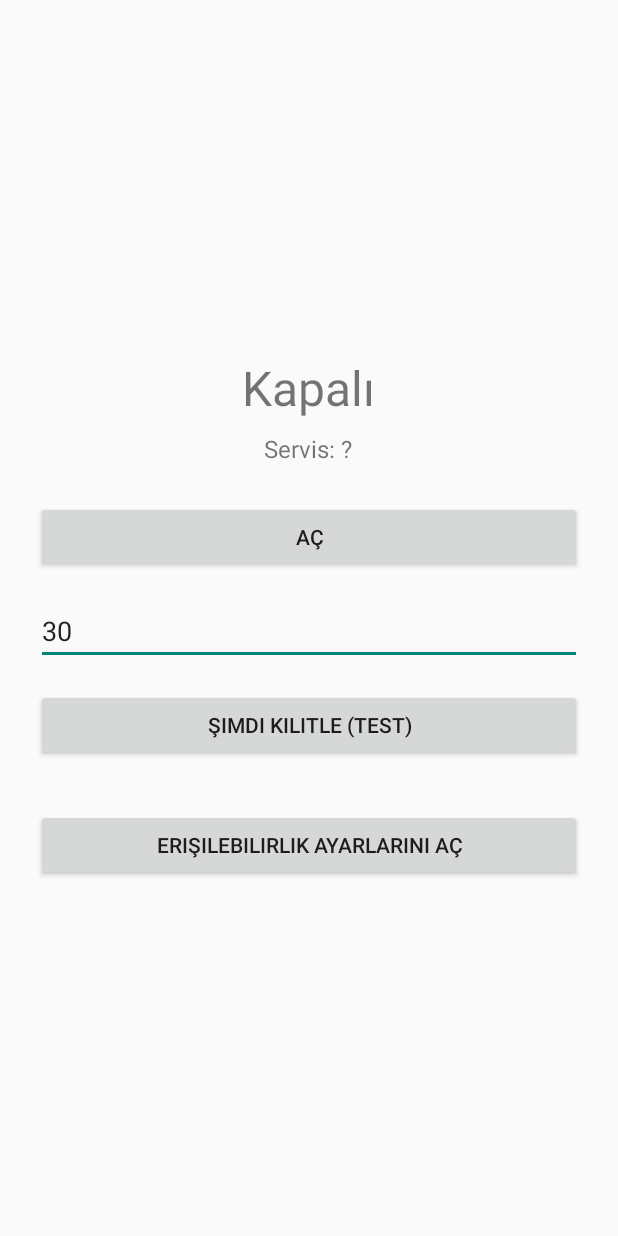
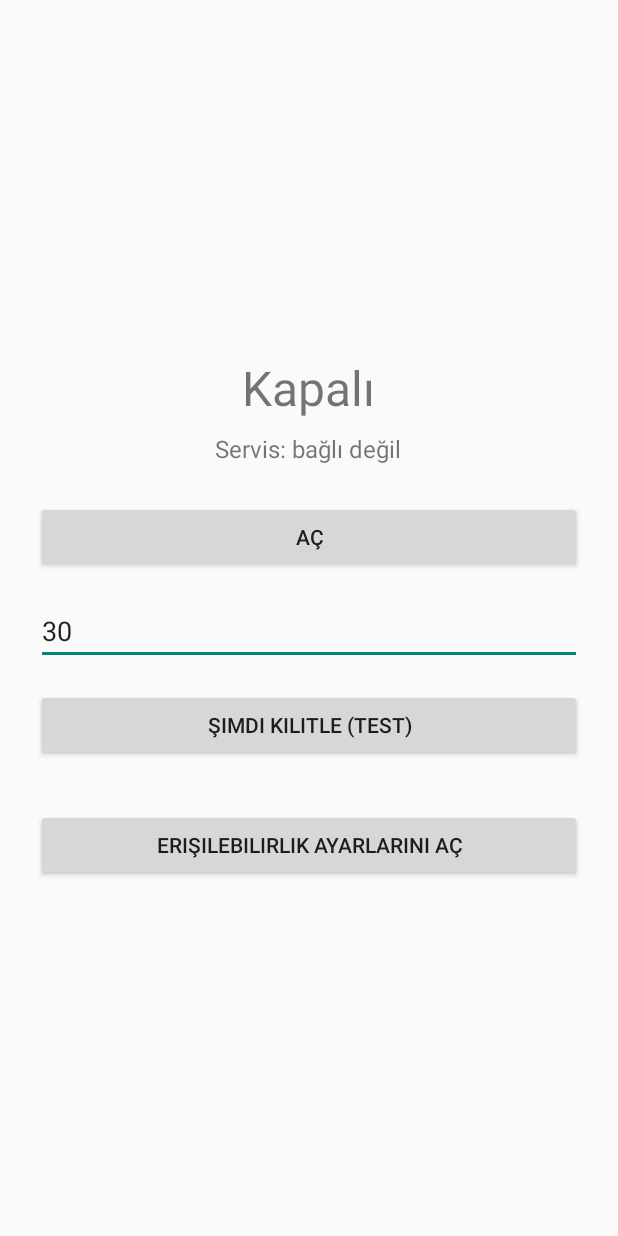
Before and after one commit to gokhanaydinn67-cpu/Sleeper, an Android app: the screen it shows after launch (MainActivity), on a phone screen of 412 x 824 dp. Run offline under Robolectric (Android 15) with nearby library versions, the phone set to English and light mode, and no system bars.

Commit message:
Update MainActivity.kt

```diff
--- a/app/src/main/java/com/sleeper/app/MainActivity.kt
+++ b/app/src/main/java/com/sleeper/app/MainActivity.kt
@@ -10,11 +10,13 @@ import android.widget.Button
 import android.widget.EditText
 import android.widget.ScrollView
 import android.widget.TextView
+import android.widget.Toast
 import androidx.appcompat.app.AppCompatActivity
 
 class MainActivity : AppCompatActivity() {
 
     private var status: TextView? = null
+    private var service: TextView? = null
     private var toggle: Button? = null
 
     override fun onCreate(savedInstanceState: Bundle?) {
@@ -37,6 +39,7 @@ class MainActivity : AppCompatActivity() {
         val prefs = getSharedPreferences("sleeper", MODE_PRIVATE)
 
         status = findViewById(R.id.status)
+        service = findViewById(R.id.service)
         toggle = findViewById(R.id.toggle)
         val secondsInput = findViewById<EditText>(R.id.seconds)
 
@@ -61,6 +64,16 @@ class MainActivity : AppCompatActivity() {
             refresh()
         }
 
+        findViewById<Button>(R.id.testBtn).setOnClickListener {
+            val s = LockService.instance
+            if (s == null) {
+                Toast.makeText(this, "Servis bağlı değil", Toast.LENGTH_LONG).show()
+            } else {
+                val ok = s.lockNow()
+                Toast.makeText(this, "Kilit komutu: " + ok, Toast.LENGTH_LONG).show()
+            }
+        }
+
         findViewById<Button>(R.id.accessBtn).setOnClickListener {
             startActivity(Intent(Settings.ACTION_ACCESSIBILITY_SETTINGS))
         }
@@ -78,5 +91,6 @@ class MainActivity : AppCompatActivity() {
         val on = prefs.getBoolean("enabled", false)
         status?.text = if (on) "Açık" else "Kapalı"
         toggle?.text = if (on) "Kapat" else "Aç"
+        service?.text = if (LockService.instance != null) "Servis: bağlı" else "Servis: bağlı değil"
     }
 }
```
